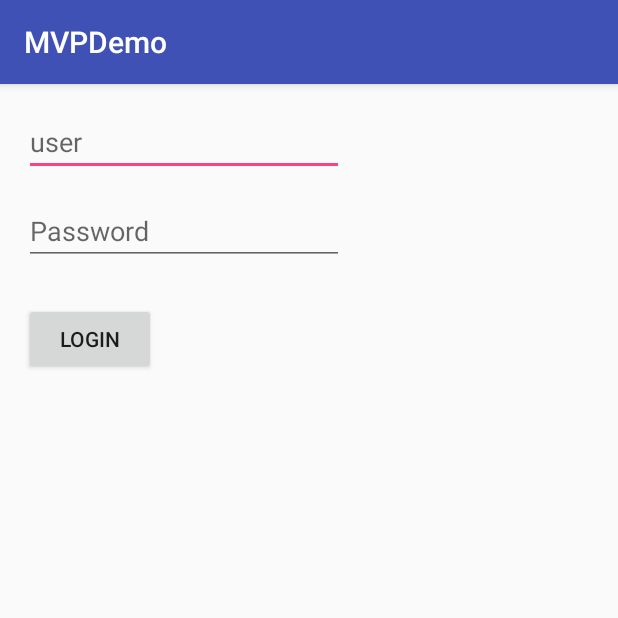
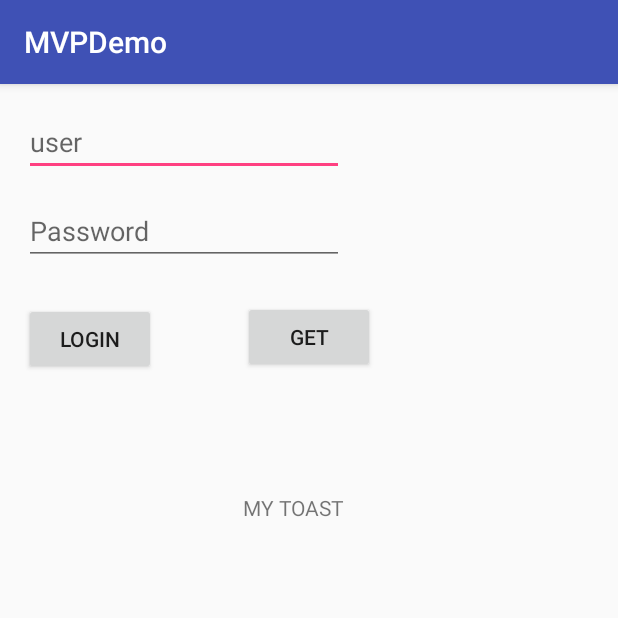
Before and after one commit to AlucardLogistics/MVPDemo, an Android app: the screen it shows after launch (MainActivity), after a tap on "LOGIN", on a phone screen of 412 x 824 dp, the top half of it. Run offline under Robolectric (Android 15) with nearby library versions, the phone set to English and light mode, and no system bars; 5 statements that could not run were skipped.

```diff
--- a/app/src/main/java/com/example/sadic/mvpdemo/ui/main/MainActivity.java
+++ b/app/src/main/java/com/example/sadic/mvpdemo/ui/main/MainActivity.java
@@ -4,6 +4,7 @@ import android.support.v7.app.AppCompatActivity;
 import android.os.Bundle;
 import android.view.View;
 import android.widget.EditText;
+import android.widget.TextView;
 import android.widget.Toast;
 
 import com.example.sadic.mvpdemo.R;
@@ -12,6 +13,7 @@ public class MainActivity extends AppCompatActivity implements IView {
 
     EditText username, pw;
     IPresenter presenter;
+
 
     @Override
     protected void onCreate(Bundle savedInstanceState) {
@@ -25,6 +27,9 @@ public class MainActivity extends AppCompatActivity implements IView {
 
     @Override
     public void showToast(String message) {
+        TextView show = findViewById(R.id.tvShow);
+        show.setText(message);
+
         Toast.makeText(this, message, Toast.LENGTH_SHORT).show();
     }
 
@@ -38,10 +43,8 @@ public class MainActivity extends AppCompatActivity implements IView {
     }
 
     public void handleMethod(View view) {
-        switch (view.getId()) {
-            case R.id.btLogin:
-                presenter.onButtonClicked(view);
-        }
+        presenter.onButtonClicked(view);
+
     }
 
 
--- a/app/src/main/java/com/example/sadic/mvpdemo/ui/main/Presenter.java
+++ b/app/src/main/java/com/example/sadic/mvpdemo/ui/main/Presenter.java
@@ -22,8 +22,11 @@ public class Presenter implements IPresenter, IDataManager.OnResponseListener {
             case R.id.btLogin:
                 iView.showToast("MY TOAST");
                 String[] data = iView.bundleData();
+                //iDataManager.readRow(this);
+                iDataManager.createRow(data);
+                break;
+            case R.id.btnGet:
                 iDataManager.readRow(this);
-                iDataManager.createRow(data);
                 break;
         }
     }
--- a/app/src/main/res/layout/activity_main.xml
+++ b/app/src/main/res/layout/activity_main.xml
@@ -43,4 +43,23 @@
         android:text="Login"
         app:layout_constraintStart_toStartOf="parent"
         app:layout_constraintTop_toBottomOf="@+id/etPass" />
+
+    <Button
+        android:id="@+id/btnGet"
+        android:layout_width="wrap_content"
+        android:layout_height="wrap_content"
+        android:layout_marginTop="24dp"
+        android:onClick="handleMethod"
+        android:text="Get"
+        app:layout_constraintEnd_toEndOf="parent"
+        app:layout_constraintStart_toStartOf="parent"
+        app:layout_constraintTop_toBottomOf="@+id/etPass" />
+
+    <TextView
+        android:id="@+id/tvShow"
+        android:layout_width="wrap_content"
+        android:layout_height="wrap_content"
+        android:layout_marginTop="80dp"
+        app:layout_constraintStart_toStartOf="@+id/btnGet"
+        app:layout_constraintTop_toBottomOf="@+id/btnGet" />
 </android.support.constraint.ConstraintLayout>
```
Also changed, not shown: app/src/main/java/com/example/sadic/mvpdemo/data/database/DBOpenHelper.java (added, +27 -0 lines), app/src/main/java/com/example/sadic/mvpdemo/data/database/DbHelper.java (+12 -1 lines).
